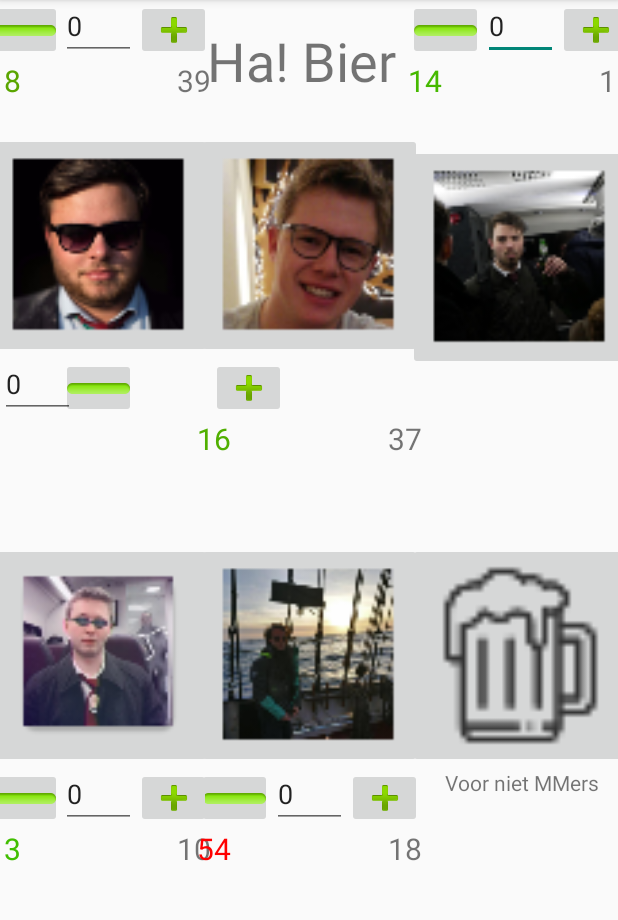
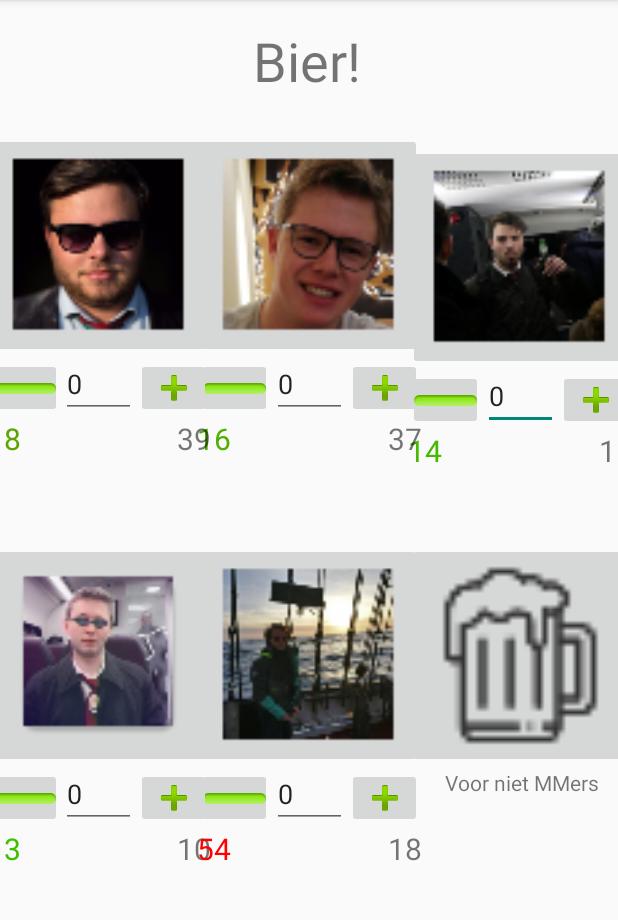
Before and after one commit to SquadHenri/Bierlijst, an Android app: the Bierlijst screen opened directly, with no data from a screen before it, on a phone screen of 412 x 824 dp, the part 84-1004 px from its top. Run offline under Robolectric (Android 15) with nearby library versions, the phone set to English and light mode, and no system bars; our stand-ins replace Room's generated code.

Commit message:
minor fixes again

```diff
--- a/app/src/main/res/layout/activity_bierlijst.xml
+++ b/app/src/main/res/layout/activity_bierlijst.xml
@@ -11,10 +11,11 @@
         android:layout_width="wrap_content"
         android:layout_height="wrap_content"
         android:layout_marginTop="16dp"
-        android:text="Ha! Bier"
+        android:text="Bier!"
+        android:textAlignment="center"
         android:textSize="36sp"
         app:layout_constraintEnd_toEndOf="parent"
-        app:layout_constraintHorizontal_bias="0.482"
+        app:layout_constraintHorizontal_bias="0.496"
         app:layout_constraintStart_toStartOf="parent"
         app:layout_constraintTop_toTopOf="parent" />
 
@@ -51,6 +52,7 @@
         android:layout_height="40dp"
         android:onClick="substractSven"
         app:layout_constraintEnd_toStartOf="@+id/editTextSven"
+        app:layout_constraintHorizontal_bias="1.0"
         app:layout_constraintStart_toStartOf="@+id/IG_Sven"
         app:layout_constraintTop_toTopOf="@+id/editTextSven"
         app:srcCompat="@android:drawable/button_onoff_indicator_on" />
@@ -104,8 +106,8 @@
         android:layout_height="40dp"
         android:onClick="addThijs"
         app:layout_constraintEnd_toEndOf="@+id/IG_Thijs"
-        app:srcCompat="@android:drawable/ic_input_add"
-        tools:layout_editor_absoluteY="250dp" />
+        app:layout_constraintTop_toTopOf="@+id/substractThijs"
+        app:srcCompat="@android:drawable/ic_input_add" />
 
     <ImageButton
         android:id="@+id/addSven"
@@ -125,6 +127,7 @@
         android:onClick="thijsBier"
         android:scaleType="centerCrop"
         app:layout_constraintEnd_toStartOf="@+id/IG_Sven"
+        app:layout_constraintHorizontal_bias="0.501"
         app:layout_constraintStart_toStartOf="parent"
         app:layout_constraintTop_toTopOf="@+id/IG_Sven"
         app:srcCompat="@mipmap/ic_thijs" />
@@ -154,7 +157,7 @@
         android:ems="10"
         android:inputType="numberSigned"
         app:layout_constraintStart_toEndOf="@+id/substractEtienne"
-        tools:layout_editor_absoluteY="250dp" />
+        app:layout_constraintTop_toTopOf="@+id/substractEtienne" />
 
     <ImageButton
         android:id="@+id/substractEtienne"
@@ -162,8 +165,8 @@
         android:layout_height="40dp"
         android:onClick="substractEtienne"
         app:layout_constraintStart_toStartOf="@+id/IG_Etienne"
-        app:srcCompat="@android:drawable/button_onoff_indicator_on"
-        tools:layout_editor_absoluteY="250dp" />
+        app:layout_constraintTop_toBottomOf="@+id/IG_Etienne"
+        app:srcCompat="@android:drawable/button_onoff_indicator_on" />
 
     <TextView
         android:id="@+id/tindersbgeven"
@@ -181,8 +184,8 @@
         android:onClick="addEtienne"
         app:layout_constraintEnd_toEndOf="@+id/IG_Etienne"
         app:layout_constraintStart_toEndOf="@+id/editTextEtienne"
-        app:srcCompat="@android:drawable/ic_input_add"
-        tools:layout_editor_absoluteY="250dp" />
+        app:layout_constraintTop_toTopOf="@+id/substractEtienne"
+        app:srcCompat="@android:drawable/ic_input_add" />
 
     <ImageButton
         android:id="@+id/IG_Sven"
@@ -231,8 +234,9 @@
         android:layout_height="40dp"
         android:ems="10"
         android:inputType="numberSigned"
-        app:layout_constraintTop_toBottomOf="@+id/IG_Sven"
-        tools:layout_editor_absoluteX="441dp" />
+        app:layout_constraintEnd_toEndOf="parent"
+        app:layout_constraintStart_toStartOf="parent"
+        app:layout_constraintTop_toBottomOf="@+id/IG_Sven" />
 
     <EditText
         android:id="@+id/editTextThijs"
@@ -242,7 +246,7 @@
         android:inputType="numberSigned"
         app:layout_constraintEnd_toStartOf="@+id/addThijs"
         app:layout_constraintStart_toEndOf="@+id/substractThijs"
-        tools:layout_editor_absoluteY="250dp"
+        app:layout_constraintTop_toTopOf="@+id/substractThijs"
         tools:text="0" />
 
     <ImageButton
@@ -301,8 +305,8 @@
         android:layout_height="40dp"
         android:onClick="substractThijs"
         app:layout_constraintStart_toStartOf="@+id/IG_Thijs"
-        app:srcCompat="@android:drawable/button_onoff_indicator_on"
-        tools:layout_editor_absoluteY="250dp" />
+        app:layout_constraintTop_toBottomOf="@+id/IG_Thijs"
+        app:srcCompat="@android:drawable/button_onoff_indicator_on" />
 
     <ImageButton
         android:id="@+id/IG_nonMM"
```
Also changed, not shown: app/src/main/res/layout/activity_bierpopup.xml (+16 -15 lines).
